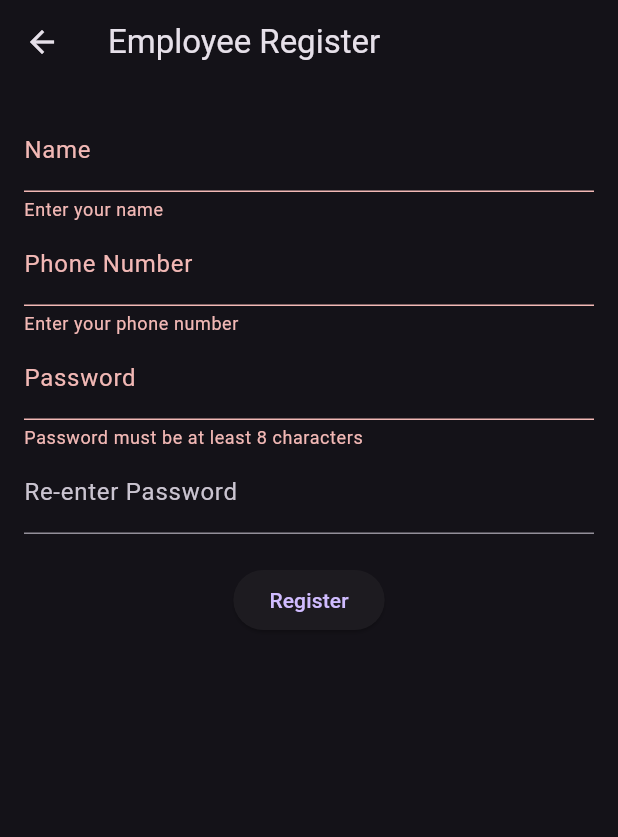
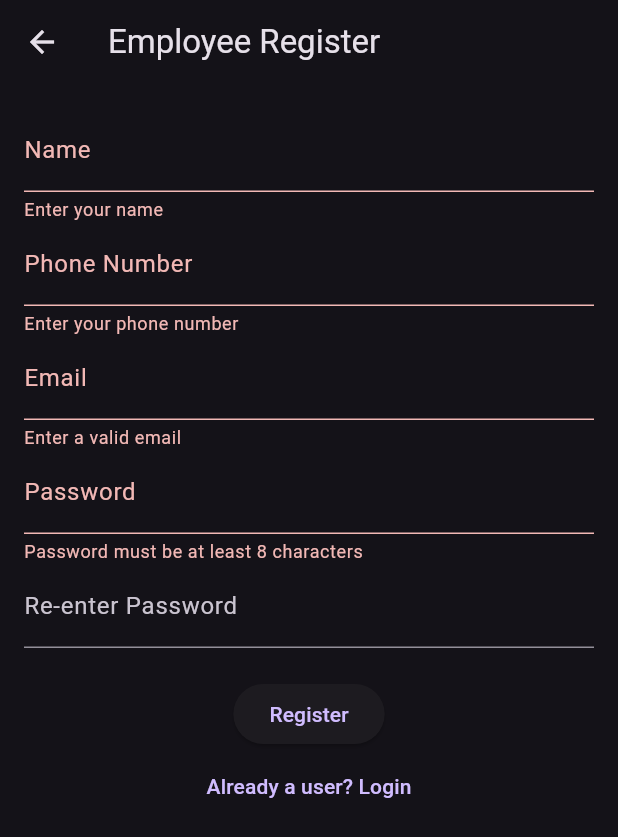
Before and after one commit to hasinduvindana/Quick-Job-Mobile-App, a Flutter app: the EmployeeRegisterPage screen opened directly, after a tap on "Register", on a phone screen of 412 x 824 dp. Shown: the top 837 px of the screen. Run offline on Flutter 3.47's test engine with Material 3 defaults, Android fonts, the phone set to English and light mode, and no system bars; our stand-ins replace cloud_firestore, firebase_auth, firebase_core; accounts and stored records are empty.

Commit message:
Implement some interfaces and establish firebase connection

```diff
--- a/quickjob/lib/main.dart
+++ b/quickjob/lib/main.dart
@@ -6,7 +6,7 @@ import 'package:quickjob/screens/landing_page.dart';
 
 void main() async {
   WidgetsFlutterBinding.ensureInitialized();
-  //await Firebase.initializeApp(options: DefaultFirebaseOptions.currentPlatform);
+  await Firebase.initializeApp();
   runApp(const MyApp());
 }
 
--- a/quickjob/lib/screens/employee_register.dart
+++ b/quickjob/lib/screens/employee_register.dart
@@ -1,4 +1,7 @@
 import 'package:flutter/material.dart';
+import 'package:quickjob/screens/employee_login_page.dart'; // Add this import
+import 'package:cloud_firestore/cloud_firestore.dart'; // Add this import
+import 'package:firebase_auth/firebase_auth.dart'; // Add this import
 
 class EmployeeRegisterPage extends StatefulWidget {
   const EmployeeRegisterPage({super.key});
@@ -11,6 +14,21 @@ class _EmployeeRegisterPageState extends State<EmployeeRegisterPage> {
   final _formKey = GlobalKey<FormState>();
   final TextEditingController _passwordController = TextEditingController();
   final TextEditingController _confirmPasswordController = TextEditingController();
+  final TextEditingController _nameController = TextEditingController();
+  final TextEditingController _phoneController = TextEditingController();
+  final TextEditingController _emailController = TextEditingController();
+
+  void _showSuccessMessage() {
+    ScaffoldMessenger.of(context).showSnackBar(
+      const SnackBar(content: Text("Registration successfully!")),
+    );
+  }
+
+  void _showErrorMessage(String message) {
+    ScaffoldMessenger.of(context).showSnackBar(
+      SnackBar(content: Text(message)),
+    );
+  }
 
   @override
   Widget build(BuildContext context) {
@@ -23,15 +41,24 @@ class _EmployeeRegisterPageState extends State<EmployeeRegisterPage> {
           child: Column(
             children: [
               TextFormField(
+                controller: _nameController,
                 decoration: const InputDecoration(labelText: "Name"),
                 validator: (value) => value!.isEmpty ? "Enter your name" : null,
               ),
               TextFormField(
+                controller: _phoneController,
                 decoration: const InputDecoration(labelText: "Phone Number"),
                 keyboardType: TextInputType.phone,
                 validator: (value) => value!.isEmpty ? "Enter your phone number" : null,
               ),
-              // Add other input fields here...
+              TextFormField(
+                controller: _emailController,
+                decoration: const InputDecoration(labelText: "Email"),
+                keyboardType: TextInputType.emailAddress,
+                validator: (value) => !RegExp(r'^[^@]+@[^@]+\.[^@]+').hasMatch(value!)
+                    ? "Enter a valid email"
+                    : null,
+              ),
               TextFormField(
                 controller: _passwordController,
                 decoration: const InputDecoration(labelText: "Password"),
@@ -47,12 +74,46 @@ class _EmployeeRegisterPageState extends State<EmployeeRegisterPage> {
               ),
               const SizedBox(height: 20),
               ElevatedButton(
-                onPressed: () {
+                onPressed: () async {
                   if (_formKey.currentState!.validate()) {
-                    // Save to Firebase
+                    try {
+                      UserCredential userCredential = await FirebaseAuth.instance.createUserWithEmailAndPassword(
+                        email: _emailController.text,
+                        password: _passwordController.text,
+                      );
+                      await FirebaseFirestore.instance.collection('employees').doc(userCredential.user!.uid).set({
+                        'name': _nameController.text,
+                        'phone': _phoneController.text,
+                        'email': _emailController.text,
+                      });
+                      _showSuccessMessage();
+                      // Navigate to another page or show success message
+                    } on FirebaseAuthException catch (e) {
+                      if (e.code == 'email-already-in-use') {
+                        _showErrorMessage('The email address is already in use.');
+                      } else if (e.code == 'invalid-email') {
+                        _showErrorMessage('The email address is not valid.');
+                      } else if (e.code == 'operation-not-allowed') {
+                        _showErrorMessage('Email/password accounts are not enabled.');
+                      } else if (e.code == 'weak-password') {
+                        _showErrorMessage('The password is too weak.');
+                      } else {
+                        _showErrorMessage('An unknown error occurred.');
+                      }
+                    } catch (e) {
+                      _showErrorMessage('An error occurred. Please try again.');
+                    }
                   }
                 },
                 child: const Text("Register"),
+              ),
+              TextButton(
+                onPressed: () {
+                  Navigator.of(context).push(
+                    MaterialPageRoute(builder: (context) => const LoginPage()),
+                  );
+                },
+                child: const Text("Already a user? Login"),
               ),
             ],
           ),
--- a/quickjob/lib/screens/publisher_register.dart
+++ b/quickjob/lib/screens/publisher_register.dart
@@ -1,4 +1,5 @@
 import 'package:flutter/material.dart';
+import 'package:quickjob/screens/publisher_login_page.dart'; // Add this import
 
 class PublisherRegisterPage extends StatefulWidget {
   const PublisherRegisterPage({super.key});
@@ -68,7 +69,9 @@ class _PublisherRegisterPageState extends State<PublisherRegisterPage> {
               ),
               TextButton(
                 onPressed: () {
-                  Navigator.pushNamed(context, '/login');
+                  Navigator.of(context).push(
+                    MaterialPageRoute(builder: (context) => const PublisherLoginPage()),
+                  );
                 },
                 child: const Text("Already a user? Login"),
               ),
--- a/quickjob/pubspec.yaml
+++ b/quickjob/pubspec.yaml
@@ -64,7 +64,9 @@ flutter:
 
   # To add assets to your application, add an assets section, like this:
   assets:
-  - images/
+
+    - images/logo.png
+    - images/
   #   - images/a_dot_ham.jpeg
 
   # An image asset can refer to one or more resolution-specific "variants", see
@@ -91,4 +93,3 @@ flutter:
   #         weight: 700
   #
   # For details regarding fonts from package dependencies,
-  # see https://flutter.dev/to/font-from-package
```
Also changed, not shown: quickjob/lib/screens/employee_login_page.dart (renamed from quickjob/lib/screens/login_page.dart, +12 -2 lines), quickjob/lib/screens/landing_page.dart (+17 -17 lines), quickjob/lib/screens/publisher_login_page.dart (added, +64 -0 lines), quickjob/images/background.jpg (added), 3 other files.
